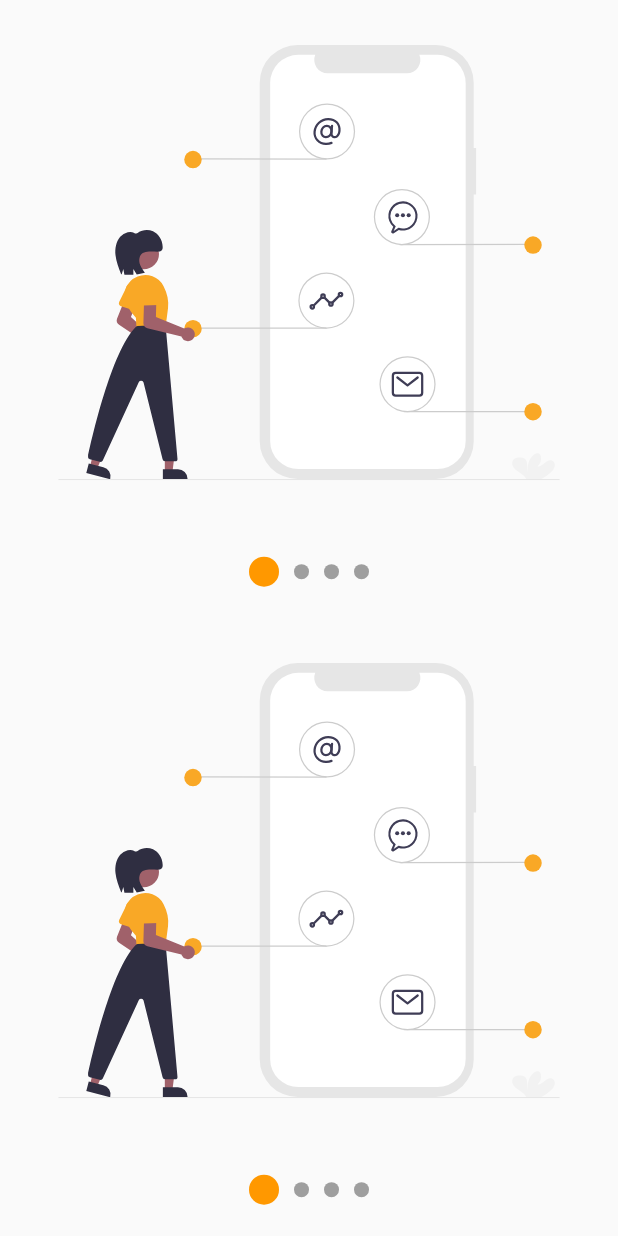
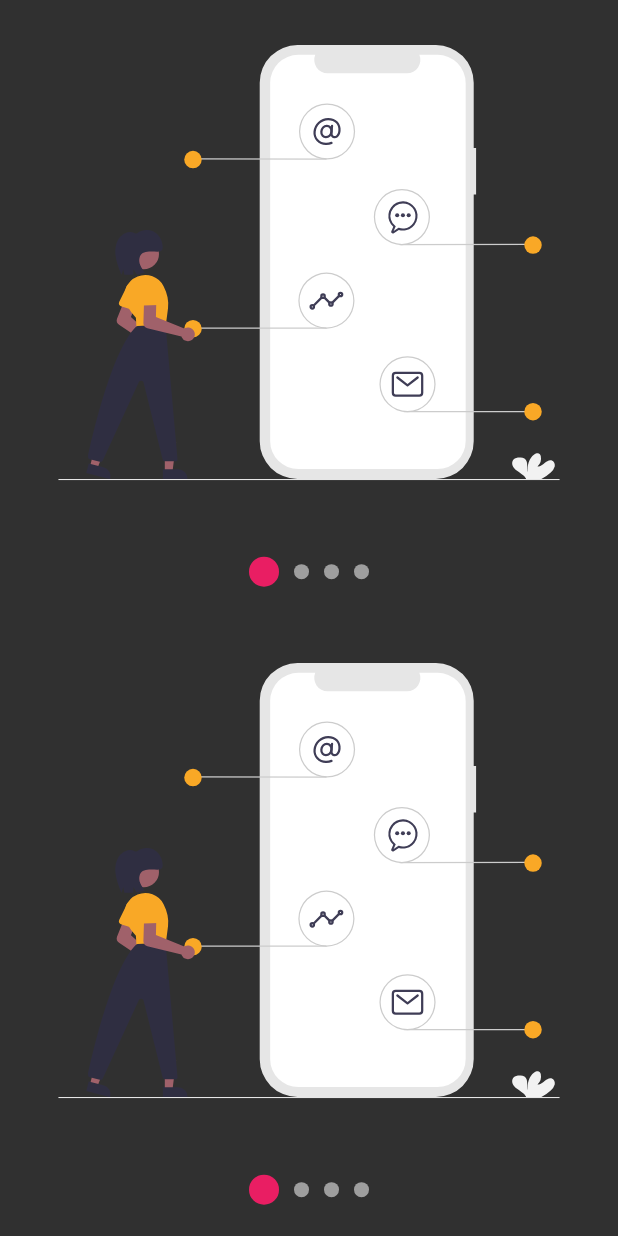
Before and after one commit to CodingCarnage/FlutterUIUX-FH-disenos, a Flutter app: the screen it shows after launch, after a tap on "Slideshow", on a phone screen of 412 x 824 dp. Run offline on Flutter 3.47's test engine with Material 2 defaults, Android fonts, the phone set to English and light mode, and no system bars; our stand-ins replace animate_do, flutter_svg, font_awesome_flutter.

Commit message:
Se cambiaron varias configuraciones y colores del tema.

```diff
--- a/lib/main.dart
+++ b/lib/main.dart
@@ -8,7 +8,7 @@ import 'package:disenos/src/theme/theme.dart';
 
 void main() => runApp(
       ChangeNotifierProvider(
-        create: (_) => ThemeChanger(1),
+        create: (_) => ThemeChanger(2),
         child: MyApp(),
       ),
     );
--- a/lib/src/pages/launcher_page.dart
+++ b/lib/src/pages/launcher_page.dart
@@ -27,21 +27,22 @@ class _OptionsList extends StatelessWidget {
 
   @override
   Widget build(BuildContext context) {
+    final appTheme = Provider.of<ThemeChanger>(context).currentTheme;
     return ListView.separated(
       physics: BouncingScrollPhysics(),
       separatorBuilder: (BuildContext context, int index) => Divider(
-        color: Colors.blue,
+        color: appTheme.primaryColorLight,
       ),
       itemCount: pageRoutes.length,
       itemBuilder: (context, index) => ListTile(
         leading: FaIcon(
           pageRoutes[index].icon,
-          color: Colors.blue,
+          color: appTheme.accentColor,
         ),
         title: Text(pageRoutes[index].title),
         trailing: Icon(
           Icons.chevron_right,
-          color: Colors.blue,
+          color: appTheme.accentColor,
         ),
         onTap: () {
           Navigator.push(
@@ -72,10 +73,12 @@ class _MainMenu extends StatelessWidget {
                 width: double.infinity,
                 height: 175.0,
                 child: CircleAvatar(
-                  backgroundColor: Colors.blue,
+                  backgroundColor: appTheme.currentTheme.accentColor,
                   child: Text(
                     'CG',
-                    style: Theme.of(context).textTheme.headline2.copyWith(color: Colors.white),
+                    style: Theme.of(context).textTheme.headline2.copyWith(
+                          color: appTheme.currentTheme == ThemeData.dark() ? Colors.black : Colors.white,
+                        ),
                   ),
                 ),
               ),
@@ -85,24 +88,24 @@ class _MainMenu extends StatelessWidget {
               ListTile(
                 leading: Icon(
                   Icons.lightbulb_outline,
-                  color: Colors.blue,
+                  color: appTheme.currentTheme.accentColor,
                 ),
                 title: Text('Dark Mode'),
                 trailing: Switch.adaptive(
                   value: appTheme.darkTheme,
-                  activeColor: Colors.blue,
+                  activeColor: appTheme.currentTheme.accentColor,
                   onChanged: (value) => appTheme.darkTheme = value,
                 ),
               ),
               ListTile(
                 leading: Icon(
                   Icons.add_to_home_screen,
-                  color: Colors.blue,
+                  color: appTheme.currentTheme.accentColor,
                 ),
                 title: Text('Custom Theme'),
                 trailing: Switch.adaptive(
                   value: appTheme.customTheme,
-                  activeColor: Colors.blue,
+                  activeColor: appTheme.currentTheme.accentColor,
                   onChanged: (value) => appTheme.customTheme = value,
                 ),
               )
--- a/lib/src/pages/slideshow_page.dart
+++ b/lib/src/pages/slideshow_page.dart
@@ -1,8 +1,10 @@
+import 'package:disenos/src/theme/theme.dart';
 import 'package:flutter/material.dart';
 
 import 'package:flutter_svg/svg.dart';
 
 import 'package:disenos/src/widgets/slideshow_widget.dart';
+import 'package:provider/provider.dart';
 
 class SlideshowPage extends StatelessWidget {
   const SlideshowPage({Key key}) : super(key: key);
@@ -27,9 +29,11 @@ class _SlideshowWidget extends StatelessWidget {
 
   @override
   Widget build(BuildContext context) {
+    final appTheme = Provider.of<ThemeChanger>(context);
+    final accentColor = appTheme.currentTheme.accentColor;
     return Slideshow(
       dotsOnTop: false,
-      primaryColor: Colors.orange,
+      primaryColor: ( appTheme.darkTheme ) ? accentColor : Colors.orange,
       secondaryColor: Colors.grey,
       primaryBulletSize: 20,
       secondaryBulletSize: 10,
--- a/lib/src/pages/sliver_list_page.dart
+++ b/lib/src/pages/sliver_list_page.dart
@@ -1,4 +1,6 @@
+import 'package:disenos/src/theme/theme.dart';
 import 'package:flutter/material.dart';
+import 'package:provider/provider.dart';
 
 class SliverListPage extends StatelessWidget {
   const SliverListPage({Key key}) : super(key: key);
@@ -146,6 +148,7 @@ class _MainScroll extends StatelessWidget {
   @override
   Widget build(BuildContext context) {
     final double screenSize = MediaQuery.of(context).size.height;
+    final appTheme = Provider.of<ThemeChanger>(context).currentTheme;
 
     return CustomScrollView(
       slivers: <Widget>[
@@ -156,7 +159,7 @@ class _MainScroll extends StatelessWidget {
             maxHeight: screenSize * 0.2375,
             child: Container(
               alignment: Alignment.centerLeft,
-              color: ThemeData.light().scaffoldBackgroundColor, //! Change
+              color: appTheme.scaffoldBackgroundColor,
               child: _Header(),
             ),
           ),
```
Also changed, not shown: lib/src/pages/headers_page.dart (+6 -1 lines), lib/src/pages/pie_charts_page.dart (+12 -7 lines), lib/src/pages/pinterest_page.dart (+7 -2 lines), lib/src/theme/theme.dart (+12 -3 lines), lib/src/widgets/headers_widget.dart (+14 -3 lines).
